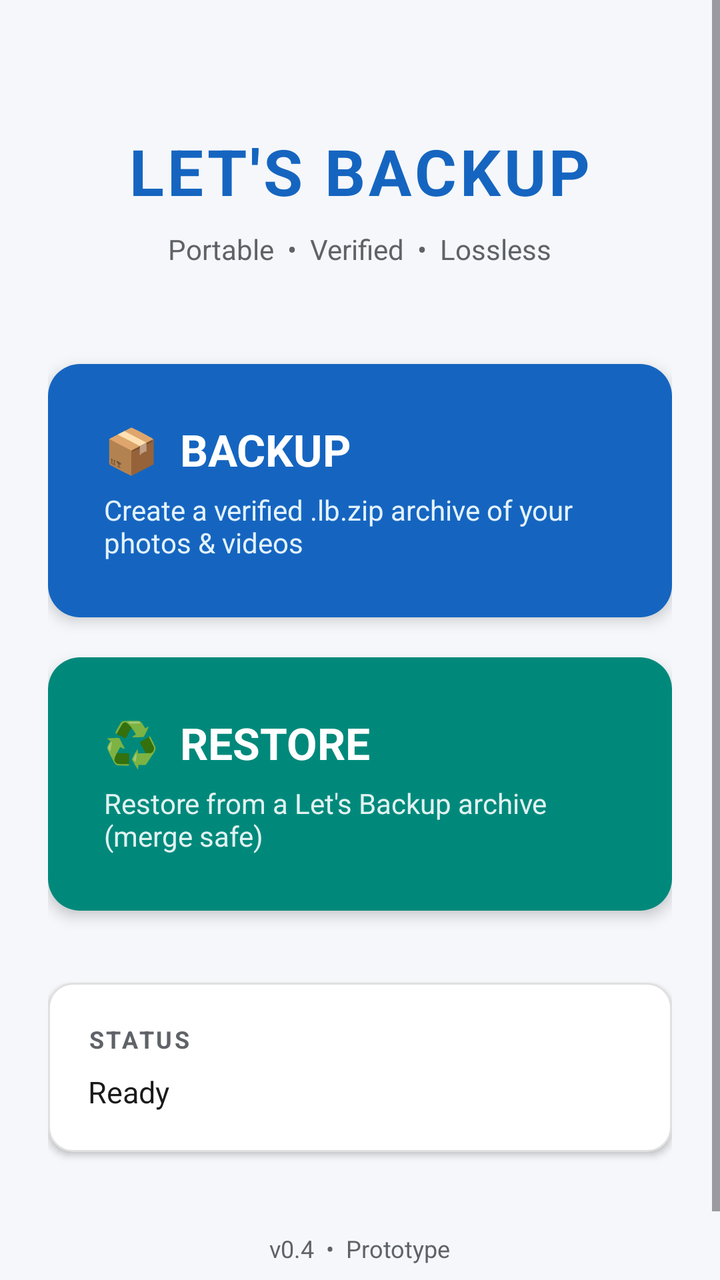
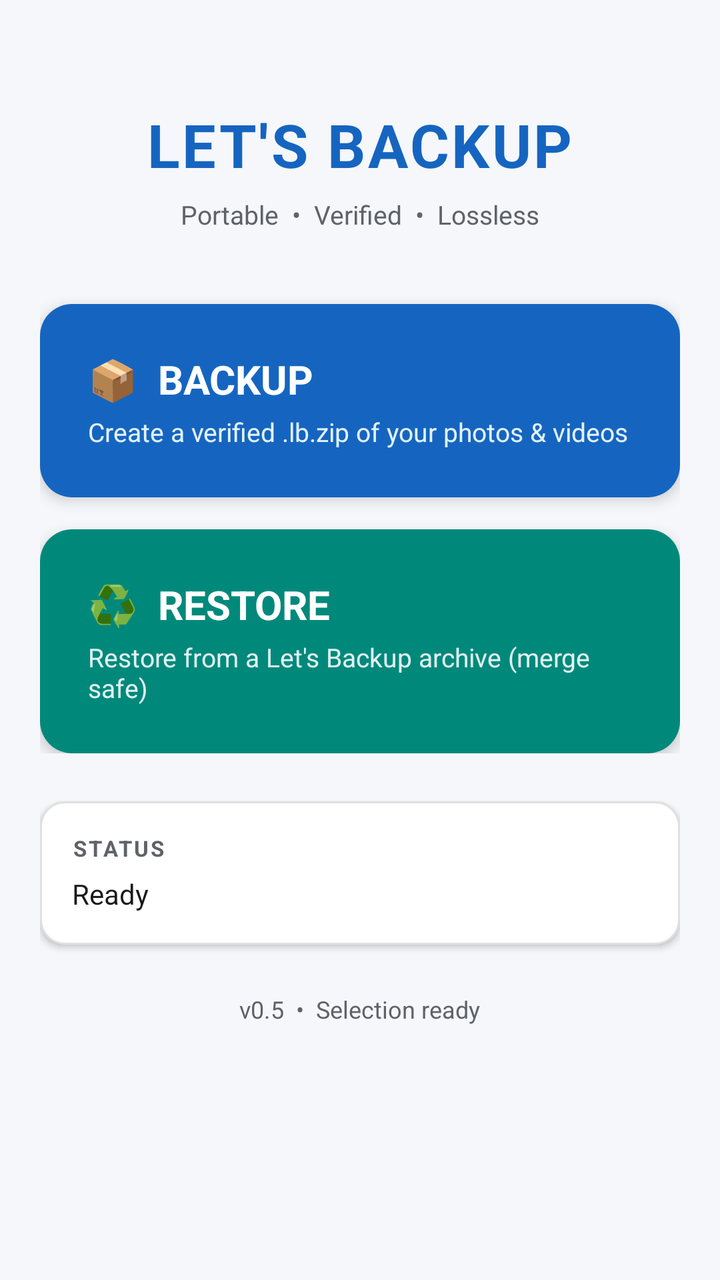

An Android layout rendered at two revisions. The XML below is the earlier revision; the diff shows what the commit changed to produce the second picture.
<!-- AndroidManifest.xml: application theme Theme.LetsBackup -->
<!-- res/layout/activity_main.xml -->
<?xml version="1.0" encoding="utf-8"?>
<ScrollView xmlns:android="http://schemas.android.com/apk/res/android"
    android:layout_width="match_parent"
    android:layout_height="match_parent"
    android:background="@color/lb_background"
    android:fillViewport="true">

    <LinearLayout
        android:layout_width="match_parent"
        android:layout_height="wrap_content"
        android:orientation="vertical"
        android:padding="24dp"
        android:gravity="center_horizontal">

        
        <TextView
            android:layout_width="wrap_content"
            android:layout_height="wrap_content"
            android:layout_marginTop="40dp"
            android:text="LET'S BACKUP"
            android:textSize="32sp"
            android:textStyle="bold"
            android:textColor="@color/lb_primary"
            android:letterSpacing="0.05" />

        <TextView
            android:layout_width="wrap_content"
            android:layout_height="wrap_content"
            android:layout_marginTop="8dp"
            android:text="Portable  •  Verified  •  Lossless"
            android:textSize="14sp"
            android:textColor="@color/lb_text_secondary" />

        
        <View
            android:layout_width="match_parent"
            android:layout_height="48dp" />

        
        <LinearLayout
            android:id="@+id/backupCard"
            android:layout_width="match_parent"
            android:layout_height="wrap_content"
            android:orientation="vertical"
            android:background="@drawable/card_backup"
            android:padding="28dp"
            android:elevation="4dp"
            android:clickable="true"
            android:focusable="true"
            android:foreground="?android:attr/selectableItemBackground">

            <TextView
                android:layout_width="wrap_content"
                android:layout_height="wrap_content"
                android:text="📦  BACKUP"
                android:textSize="22sp"
                android:textStyle="bold"
                android:textColor="#FFFFFF" />

            <TextView
                android:layout_width="wrap_content"
                android:layout_height="wrap_content"
                android:layout_marginTop="6dp"
                android:text="Create a verified .lb.zip archive of your photos &amp; videos"
                android:textSize="14sp"
                android:textColor="#E3F2FD" />
        </LinearLayout>

        
        <View
            android:layout_width="match_parent"
            android:layout_height="20dp" />

        
        <LinearLayout
            android:id="@+id/restoreCard"
            android:layout_width="match_parent"
            android:layout_height="wrap_content"
            android:orientation="vertical"
            android:background="@drawable/card_restore"
            android:padding="28dp"
            android:elevation="4dp"
            android:clickable="true"
            android:focusable="true"
            android:foreground="?android:attr/selectableItemBackground">

            <TextView
                android:layout_width="wrap_content"
                android:layout_height="wrap_content"
                android:text="♻️  RESTORE"
                android:textSize="22sp"
                android:textStyle="bold"
                android:textColor="#FFFFFF" />

            <TextView
                android:layout_width="wrap_content"
                android:layout_height="wrap_content"
                android:layout_marginTop="6dp"
                android:text="Restore from a Let's Backup archive (merge safe)"
                android:textSize="14sp"
                android:textColor="#E0F2F1" />
        </LinearLayout>

        
        <View
            android:layout_width="match_parent"
            android:layout_height="36dp" />

        
        <LinearLayout
            android:layout_width="match_parent"
            android:layout_height="wrap_content"
            android:orientation="vertical"
            android:background="@drawable/card_status"
            android:padding="20dp"
            android:elevation="2dp">

            <TextView
                android:layout_width="wrap_content"
                android:layout_height="wrap_content"
                android:text="STATUS"
                android:textSize="12sp"
                android:textStyle="bold"
                android:textColor="@color/lb_text_secondary"
                android:letterSpacing="0.1" />

            <TextView
                android:id="@+id/statusText"
                android:layout_width="match_parent"
                android:layout_height="wrap_content"
                android:layout_marginTop="8dp"
                android:text="Ready"
                android:textSize="15sp"
                android:textColor="@color/lb_text_primary"
                android:lineSpacingExtra="4dp" />
        </LinearLayout>

        
        <TextView
            android:layout_width="wrap_content"
            android:layout_height="wrap_content"
            android:layout_marginTop="40dp"
            android:layout_marginBottom="20dp"
            android:text="v0.4  •  Prototype"
            android:textSize="12sp"
            android:textColor="@color/lb_text_secondary" />

    </LinearLayout>
</ScrollView>
<!-- resources referenced by this layout -->
<resources>
  <color name="lb_background">#F5F7FA</color>
  <color name="lb_primary">#1565C0</color>
  <color name="lb_text_primary">#1A1A1A</color>
  <color name="lb_text_secondary">#5F6368</color>
  <!-- drawable card_backup (drawable) -->
  <?xml version="1.0" encoding="utf-8"?>
  <shape xmlns:android="http://schemas.android.com/apk/res/android"
      android:shape="rectangle">
      <solid android:color="#1565C0" />
      <corners android:radius="16dp" />
  </shape>
  <!-- drawable card_restore (drawable) -->
  <?xml version="1.0" encoding="utf-8"?>
  <shape xmlns:android="http://schemas.android.com/apk/res/android"
      android:shape="rectangle">
      <solid android:color="#00897B" />
      <corners android:radius="16dp" />
  </shape>
  <!-- drawable card_status (drawable) -->
  <?xml version="1.0" encoding="utf-8"?>
  <shape xmlns:android="http://schemas.android.com/apk/res/android"
      android:shape="rectangle">
      <solid android:color="#FFFFFF" />
      <corners android:radius="12dp" />
      <stroke
          android:width="1dp"
          android:color="#E0E0E0" />
  </shape>
  <style name="Theme.LetsBackup" parent="Theme.Material3.DayNight.NoActionBar">
          <item name="colorPrimary">@color/lb_primary</item>
          <item name="colorPrimaryDark">@color/lb_primary_dark</item>
          <item name="colorAccent">@color/lb_accent</item>
          <item name="android:statusBarColor">@color/lb_primary_dark</item>
          <item name="android:navigationBarColor">@color/lb_background</item>
          <item name="android:windowBackground">@color/lb_background</item>
          <item name="android:fontFamily">sans-serif</item>
      </style>
  <color name="lb_primary_dark">#0D47A1</color>
  <color name="lb_accent">#00B0FF</color>
</resources>

<!-- the commit's change to res/layout/activity_main.xml (unified diff, before → after) -->
@@ -9,141 +9,262 @@
         android:layout_width="match_parent"
         android:layout_height="wrap_content"
         android:orientation="vertical"
-        android:padding="24dp"
-        android:gravity="center_horizontal">
+        android:padding="20dp">
 
         
+        <LinearLayout
+            android:id="@+id/homePanel"
+            android:layout_width="match_parent"
+            android:layout_height="wrap_content"
+            android:orientation="vertical"
+            android:gravity="center_horizontal">
+
+            <TextView
+                android:layout_width="wrap_content"
+                android:layout_height="wrap_content"
+                android:layout_marginTop="32dp"
+                android:text="LET'S BACKUP"
+                android:textSize="30sp"
+                android:textStyle="bold"
+                android:textColor="@color/lb_primary"
+                android:letterSpacing="0.04" />
+
+            <TextView
+                android:layout_width="wrap_content"
+                android:layout_height="wrap_content"
+                android:layout_marginTop="6dp"
+                android:text="Portable  •  Verified  •  Lossless"
+                android:textSize="13sp"
+                android:textColor="@color/lb_text_secondary" />
+
+            <View android:layout_width="match_parent" android:layout_height="36dp" />
+
+            <LinearLayout
+                android:id="@+id/backupCard"
+                android:layout_width="match_parent"
+                android:layout_height="wrap_content"
+                android:orientation="vertical"
+                android:background="@drawable/card_backup"
+                android:padding="24dp"
+                android:elevation="4dp"
+                android:clickable="true"
+                android:focusable="true"
+                android:foreground="?android:attr/selectableItemBackground">
+
+                <TextView
+                    android:layout_width="wrap_content"
+                    android:layout_height="wrap_content"
+                    android:text="📦  BACKUP"
+                    android:textSize="20sp"
+                    android:textStyle="bold"
+                    android:textColor="#FFFFFF" />
+                <TextView
+                    android:layout_width="wrap_content"
+                    android:layout_height="wrap_content"
+                    android:layout_marginTop="4dp"
+                    android:text="Create a verified .lb.zip of your photos &amp; videos"
+                    android:textSize="13sp"
+                    android:textColor="#E3F2FD" />
+            </LinearLayout>
+
+            <View android:layout_width="match_parent" android:layout_height="16dp" />
+
+            <LinearLayout
+                android:id="@+id/restoreCard"
+                android:layout_width="match_parent"
+                android:layout_height="wrap_content"
+                android:orientation="vertical"
+                android:background="@drawable/card_restore"
+                android:padding="24dp"
+                android:elevation="4dp"
+                android:clickable="true"
+                android:focusable="true"
+                android:foreground="?android:attr/selectableItemBackground">
+
+                <TextView
+                    android:layout_width="wrap_content"
+                    android:layout_height="wrap_content"
+                    android:text="♻️  RESTORE"
+                    android:textSize="20sp"
+                    android:textStyle="bold"
+                    android:textColor="#FFFFFF" />
+                <TextView
+                    android:layout_width="wrap_content"
+                    android:layout_height="wrap_content"
+                    android:layout_marginTop="4dp"
+                    android:text="Restore from a Let's Backup archive (merge safe)"
+                    android:textSize="13sp"
+                    android:textColor="#E0F2F1" />
+            </LinearLayout>
+        </LinearLayout>
+
+        
+        <LinearLayout
+            android:id="@+id/selectionPanel"
+            android:layout_width="match_parent"
+            android:layout_height="wrap_content"
+            android:orientation="vertical"
+            android:visibility="gone">
+
+            <TextView
+                android:layout_width="wrap_content"
+                android:layout_height="wrap_content"
+                android:text="Select what to backup"
+                android:textSize="20sp"
+                android:textStyle="bold"
+                android:textColor="@color/lb_text_primary" />
+
+            <View android:layout_width="match_parent" android:layout_height="16dp" />
+
+            <TextView
+                android:layout_width="wrap_content"
+                android:layout_height="wrap_content"
+                android:text="Media type"
+                android:textStyle="bold"
+                android:textColor="@color/lb_text_secondary" />
+            <RadioGroup
+                android:id="@+id/mediaTypeGroup"
+                android:layout_width="match_parent"
+                android:layout_height="wrap_content"
+                android:orientation="horizontal"
+                android:layout_marginTop="4dp">
+                <RadioButton android:id="@+id/radioBoth" android:text="Photos + Videos" android:checked="true" />
+                <RadioButton android:id="@+id/radioPhotos" android:text="Photos" android:layout_marginStart="12dp" />
+                <RadioButton android:id="@+id/radioVideos" android:text="Videos" android:layout_marginStart="12dp" />
+            </RadioGroup>
+
+            <View android:layout_width="match_parent" android:layout_height="16dp" />
+
+            <TextView
+                android:layout_width="wrap_content"
+                android:layout_height="wrap_content"
+                android:text="Date range (optional)"
+                android:textStyle="bold"
+                android:textColor="@color/lb_text_secondary" />
+            <LinearLayout
+                android:layout_width="match_parent"
+                android:layout_height="wrap_content"
+                android:orientation="horizontal"
+                android:layout_marginTop="6dp">
+                <Button
+                    android:id="@+id/fromDateBtn"
+                    android:layout_width="0dp"
+                    android:layout_weight="1"
+                    android:layout_height="wrap_content"
+                    android:text="From: Any"
+                    style="@style/Widget.Material3.Button.OutlinedButton" />
+                <Button
+                    android:id="@+id/toDateBtn"
+                    android:layout_width="0dp"
+                    android:layout_weight="1"
+                    android:layout_height="wrap_content"
+                    android:layout_marginStart="8dp"
+                    android:text="To: Any"
+                    style="@style/Widget.Material3.Button.OutlinedButton" />
+            </LinearLayout>
+
+            <View android:layout_width="match_parent" android:layout_height="16dp" />
+
+            <LinearLayout
+                android:layout_width="match_parent"
+                android:layout_height="wrap_content"
+                android:orientation="horizontal">
+                <TextView
+                    android:layout_width="0dp"
+                    android:layout_weight="1"
+                    android:layout_height="wrap_content"
+                    android:text="Albums / Folders"
+                    android:textStyle="bold"
+                    android:textColor="@color/lb_text_secondary" />
+                <Button
+                    android:id="@+id/selectAllBtn"
+                    android:layout_width="wrap_content"
+                    android:layout_height="wrap_content"
+                    android:text="All"
+                    style="@style/Widget.Material3.Button.TextButton" />
+                <Button
+                    android:id="@+id/clearAllBtn"
+                    android:layout_width="wrap_content"
+                    android:layout_height="wrap_content"
+                    android:text="Clear"
+                    style="@style/Widget.Material3.Button.TextButton" />
+            </LinearLayout>
+
+            <LinearLayout
+                android:id="@+id/albumListContainer"
+                android:layout_width="match_parent"
+                android:layout_height="wrap_content"
+                android:orientation="vertical"
+                android:layout_marginTop="4dp" />
+
+            <View android:layout_width="match_parent" android:layout_height="20dp" />
+
+            <TextView
+                android:id="@+id/sizeText"
+                android:layout_width="match_parent"
+                android:layout_height="wrap_content"
+                android:text="Selected: 0 files  •  0 B"
+                android:textSize="15sp"
+                android:textStyle="bold"
+                android:textColor="@color/lb_primary"
+                android:padding="12dp"
+                android:background="@drawable/card_status" />
+
+            <View android:layout_width="match_parent" android:layout_height="20dp" />
+
+            <Button
+                android:id="@+id/startBackupBtn"
+                android:layout_width="match_parent"
+                android:layout_height="56dp"
+                android:text="START BACKUP"
+                android:textSize="16sp" />
+
+            <Button
+                android:id="@+id/backToHomeBtn"
+                android:layout_width="match_parent"
+                android:layout_height="wrap_content"
+                android:layout_marginTop="8dp"
+                android:text="← Back"
+                style="@style/Widget.Material3.Button.TextButton" />
+        </LinearLayout>
+
+        <View android:layout_width="match_parent" android:layout_height="24dp" />
+
+        <LinearLayout
+            android:layout_width="match_parent"
+            android:layout_height="wrap_content"
+            android:orientation="vertical"
+            android:background="@drawable/card_status"
+            android:padding="16dp"
+            android:elevation="2dp">
+
+            <TextView
+                android:layout_width="wrap_content"
+                android:layout_height="wrap_content"
+                android:text="STATUS"
+                android:textSize="11sp"
+                android:textStyle="bold"
+                android:textColor="@color/lb_text_secondary"
+                android:letterSpacing="0.1" />
+            <TextView
+                android:id="@+id/statusText"
+                android:layout_width="match_parent"
+                android:layout_height="wrap_content"
+                android:layout_marginTop="6dp"
+                android:text="Ready"
+                android:textSize="14sp"
+                android:textColor="@color/lb_text_primary"
+                android:lineSpacingExtra="3dp" />
+        </LinearLayout>
+
         <TextView
             android:layout_width="wrap_content"
             android:layout_height="wrap_content"
-            android:layout_marginTop="40dp"
-            android:text="LET'S BACKUP"
-            android:textSize="32sp"
-            android:textStyle="bold"
-            android:textColor="@color/lb_primary"
-            android:letterSpacing="0.05" />
-
-        <TextView
-            android:layout_width="wrap_content"
-            android:layout_height="wrap_content"
-            android:layout_marginTop="8dp"
-            android:text="Portable  •  Verified  •  Lossless"
-            android:textSize="14sp"
-            android:textColor="@color/lb_text_secondary" />
-
-        
-        <View
-            android:layout_width="match_parent"
-            android:layout_height="48dp" />
-
-        
-        <LinearLayout
-            android:id="@+id/backupCard"
-            android:layout_width="match_parent"
-            android:layout_height="wrap_content"
-            android:orientation="vertical"
-            android:background="@drawable/card_backup"
-            android:padding="28dp"
-            android:elevation="4dp"
-            android:clickable="true"
-            android:focusable="true"
-            android:foreground="?android:attr/selectableItemBackground">
-
-            <TextView
-                android:layout_width="wrap_content"
-                android:layout_height="wrap_content"
-                android:text="📦  BACKUP"
-                android:textSize="22sp"
-                android:textStyle="bold"
-                android:textColor="#FFFFFF" />
-
-            <TextView
-                android:layout_width="wrap_content"
-                android:layout_height="wrap_content"
-                android:layout_marginTop="6dp"
-                android:text="Create a verified .lb.zip archive of your photos &amp; videos"
-                android:textSize="14sp"
-                android:textColor="#E3F2FD" />
-        </LinearLayout>
-
-        
-        <View
-            android:layout_width="match_parent"
-            android:layout_height="20dp" />
-
-        
-        <LinearLayout
-            android:id="@+id/restoreCard"
-            android:layout_width="match_parent"
-            android:layout_height="wrap_content"
-            android:orientation="vertical"
-            android:background="@drawable/card_restore"
-            android:padding="28dp"
-            android:elevation="4dp"
-            android:clickable="true"
-            android:focusable="true"
-            android:foreground="?android:attr/selectableItemBackground">
-
-            <TextView
-                android:layout_width="wrap_content"
-                android:layout_height="wrap_content"
-                android:text="♻️  RESTORE"
-                android:textSize="22sp"
-                android:textStyle="bold"
-                android:textColor="#FFFFFF" />
-
-            <TextView
-                android:layout_width="wrap_content"
-                android:layout_height="wrap_content"
-                android:layout_marginTop="6dp"
-                android:text="Restore from a Let's Backup archive (merge safe)"
-                android:textSize="14sp"
-                android:textColor="#E0F2F1" />
-        </LinearLayout>
-
-        
-        <View
-            android:layout_width="match_parent"
-            android:layout_height="36dp" />
-
-        
-        <LinearLayout
-            android:layout_width="match_parent"
-            android:layout_height="wrap_content"
-            android:orientation="vertical"
-            android:background="@drawable/card_status"
-            android:padding="20dp"
-            android:elevation="2dp">
-
-            <TextView
-                android:layout_width="wrap_content"
-                android:layout_height="wrap_content"
-                android:text="STATUS"
-                android:textSize="12sp"
-                android:textStyle="bold"
-                android:textColor="@color/lb_text_secondary"
-                android:letterSpacing="0.1" />
-
-            <TextView
-                android:id="@+id/statusText"
-                android:layout_width="match_parent"
-                android:layout_height="wrap_content"
-                android:layout_marginTop="8dp"
-                android:text="Ready"
-                android:textSize="15sp"
-                android:textColor="@color/lb_text_primary"
-                android:lineSpacingExtra="4dp" />
-        </LinearLayout>
-
-        
-        <TextView
-            android:layout_width="wrap_content"
-            android:layout_height="wrap_content"
-            android:layout_marginTop="40dp"
-            android:layout_marginBottom="20dp"
-            android:text="v0.4  •  Prototype"
+            android:layout_gravity="center_horizontal"
+            android:layout_marginTop="24dp"
+            android:layout_marginBottom="16dp"
+            android:text="v0.5  •  Selection ready"
             android:textSize="12sp"
             android:textColor="@color/lb_text_secondary" />
-
     </LinearLayout>
 </ScrollView>
